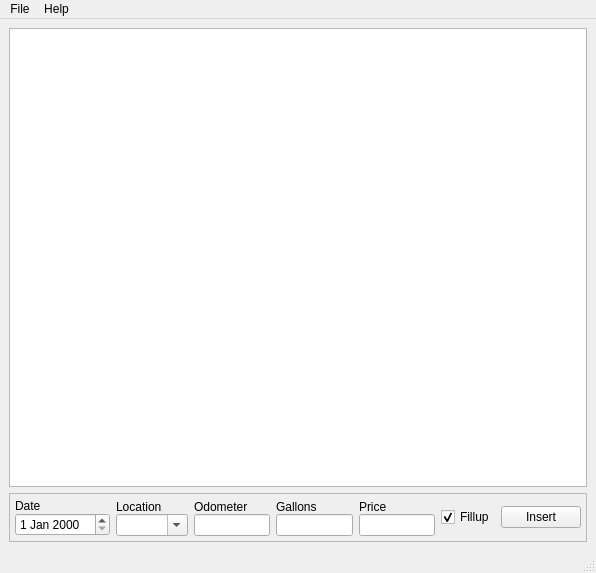
First picture: the form in UIFiles/mileage.ui, repository lcmcninch/MileageTracker, before the edit.
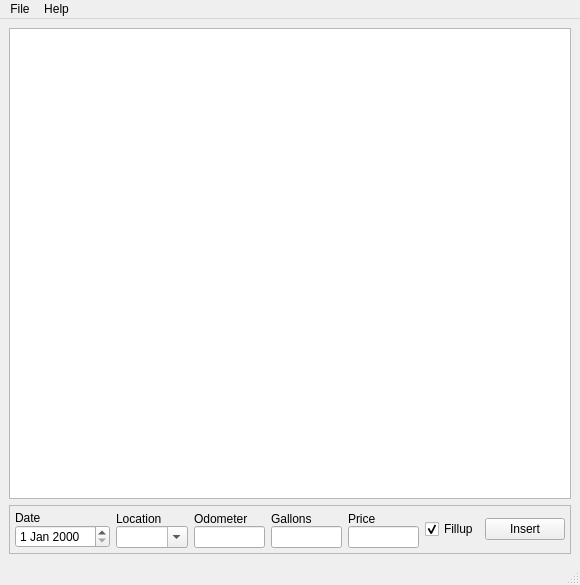
Second picture: the form after the edit.

What changed in the file:
```diff
--- a/UIFiles/mileage.ui
+++ b/UIFiles/mileage.ui
@@ -6,8 +6,8 @@
    <rect>
     <x>0</x>
     <y>0</y>
-    <width>596</width>
-    <height>573</height>
+    <width>580</width>
+    <height>585</height>
    </rect>
   </property>
   <property name="windowTitle">
@@ -158,7 +158,7 @@
     <rect>
      <x>0</x>
      <y>0</y>
-     <width>596</width>
+     <width>580</width>
      <height>21</height>
     </rect>
    </property>
```
